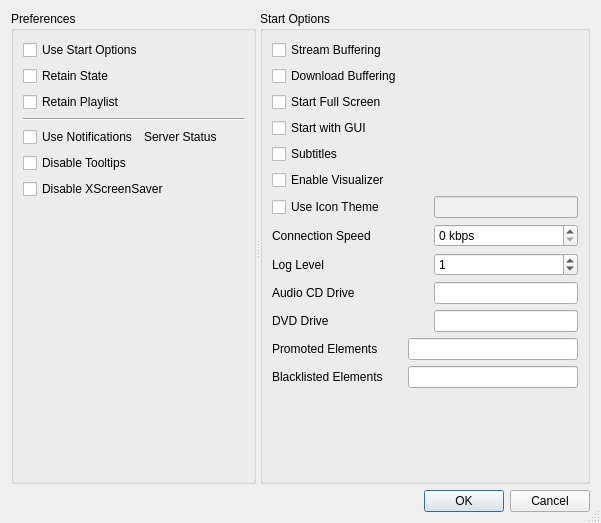
Qt form code/settings/ui/settings.ui (andrew-bibb/mbmp) before a commit.
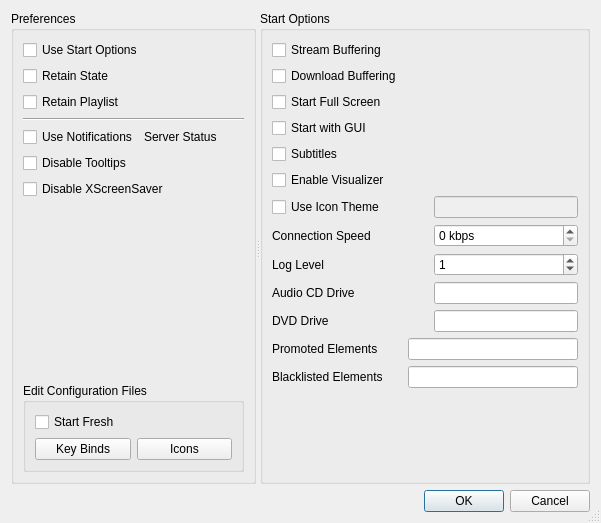
The same form after that commit.

Diff of the .ui file:
```diff
--- a/code/settings/ui/settings.ui
+++ b/code/settings/ui/settings.ui
@@ -143,6 +143,42 @@
          </property>
         </spacer>
        </item>
+       <item row="8" column="0">
+        <widget class="QGroupBox" name="groupBox_edit">
+         <property name="whatsThis">
+          <string>&lt;html&gt;&lt;head/&gt;&lt;body&gt;&lt;p&gt;Edit the user copy of the &lt;span style=&quot; font-weight:600;&quot;&gt;mbmp.keys&lt;/span&gt; and&lt;span style=&quot; font-weight:600;&quot;&gt; mbmp.icon&lt;/span&gt; files. &lt;/p&gt;&lt;p&gt;This uses xdg-open and if there mime type for text/plain found the controls will be disabled.&lt;/p&gt;&lt;/body&gt;&lt;/html&gt;</string>
+         </property>
+         <property name="title">
+          <string>Edit Configuration Files</string>
+         </property>
+         <layout class="QGridLayout" name="gridLayout_4">
+          <item row="1" column="0">
+           <widget class="QPushButton" name="pushButton_editkeyfile">
+            <property name="text">
+             <string>Key Binds</string>
+            </property>
+           </widget>
+          </item>
+          <item row="1" column="1">
+           <widget class="QPushButton" name="pushButton_editiconfile">
+            <property name="text">
+             <string>Icons</string>
+            </property>
+           </widget>
+          </item>
+          <item row="0" column="0">
+           <widget class="QCheckBox" name="checkBox_startfresh">
+            <property name="whatsThis">
+             <string>&lt;html&gt;&lt;head/&gt;&lt;body&gt;&lt;p&gt;If checked a fresh copy of the configuration file will be used when you click one of the edit buttons.&lt;/p&gt;&lt;p&gt;&lt;span style=&quot; font-weight:600;&quot;&gt;Warning: Checking this box will overwrite any customizations which you've already made.&lt;/span&gt;&lt;/p&gt;&lt;/body&gt;&lt;/html&gt;</string>
+            </property>
+            <property name="text">
+             <string>Start Fresh</string>
+            </property>
+           </widget>
+          </item>
+         </layout>
+        </widget>
+       </item>
       </layout>
      </widget>
      <widget class="QGroupBox" name="groupBox_startoptions">
```
